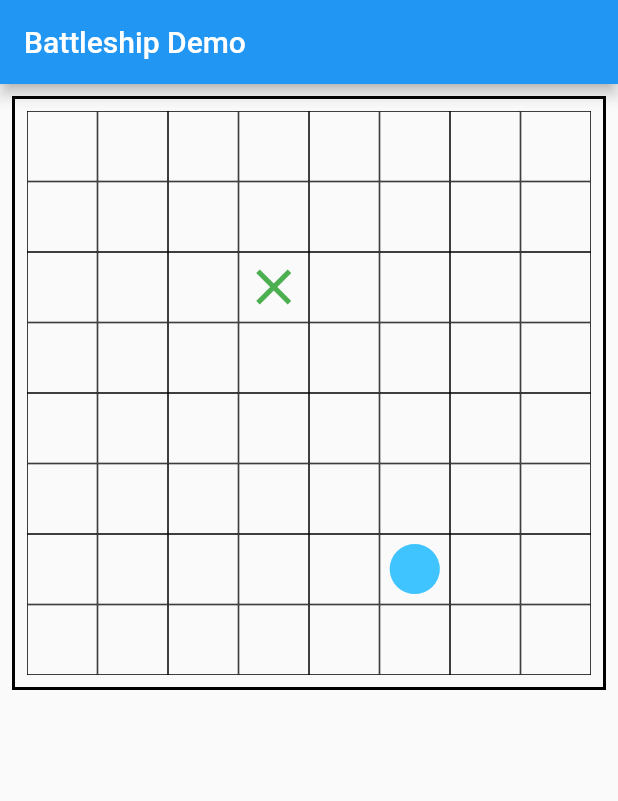
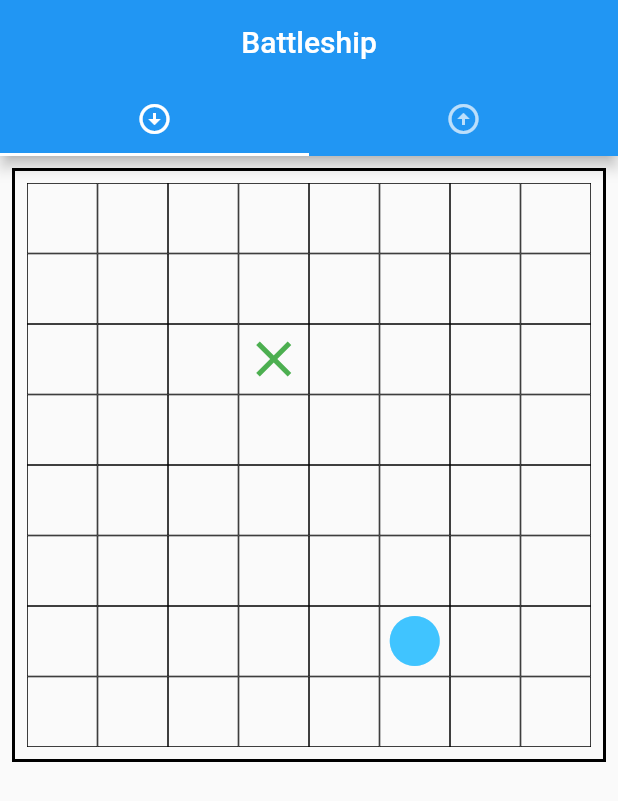
Before and after one commit to KaiYinfei/battleship, a Flutter app: the screen it shows after launch, after a tap on "Play", on a phone screen of 412 x 824 dp. Shown: the top 801 px of the screen. Run offline on Flutter 3.47's test engine with Material 2 defaults, Android fonts, the phone set to English and light mode, and no system bars.

```diff
--- a/battleship/lib/gameBoard.dart
+++ b/battleship/lib/gameBoard.dart
@@ -27,11 +27,23 @@ class GamePage extends State<Grid>{
   Widget build(BuildContext context){
     return MaterialApp(
       debugShowCheckedModeBanner: false,
-      home: Scaffold(
-          appBar: AppBar(
-            title: Text('Battleship Demo'),
-          ),
-          body: _buildGameBoard()
+      home: DefaultTabController(
+        length: 2,
+          child: Scaffold(
+            appBar: AppBar(
+              centerTitle: true,
+              bottom: TabBar(
+              tabs: [
+                Tab(icon: Icon(Icons.arrow_circle_down)),
+                Tab(icon: Icon(Icons.arrow_circle_up)),
+              ]),
+              title: Text('Battleship'),
+            ),
+            body: TabBarView(
+                children: [
+                  _buildGameBoard(),
+                _buildGameBoard()])
+          )
       ),
     );
   }
@@ -85,16 +97,17 @@ class GamePage extends State<Grid>{
     );
   }
 
-  Widget _attackPosition(int x, int y){
+  String _attackPosition(int x, int y){
     if(gameBoard[x][y] == ''){
       gameBoard[x][y] = 'miss';
+      return 'miss';
     } else if(gameBoard[x][y] == 'miss'){
       print('You have already attacked at: ' + 'x: $x ' + 'y: $y');
-    } else if(gameBoard[x][y] == 'occupied'){
+      return 'Invalid attack';
+    } else if(gameBoard[x][y] == 'occupied') {
       gameBoard[x][y] = 'hit';
+      return 'hit';
     }
-    print('Testing: x: $x' + ' y: $y');
-
   }
 
   Widget _checkPosition(int x, int y){
```
